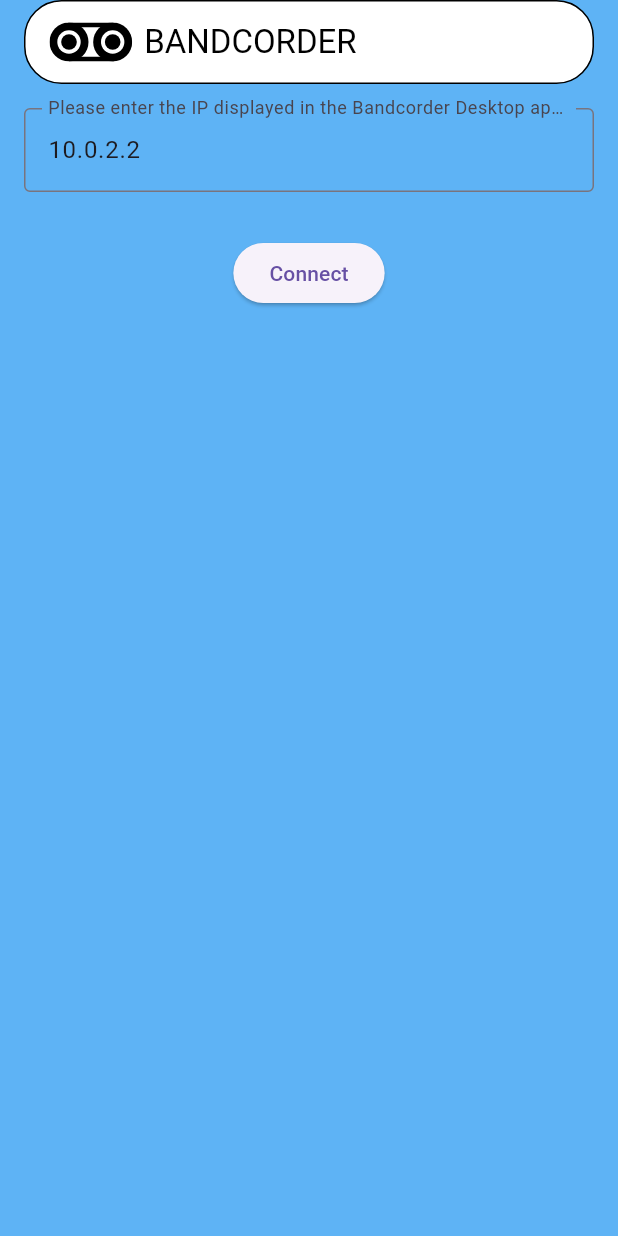
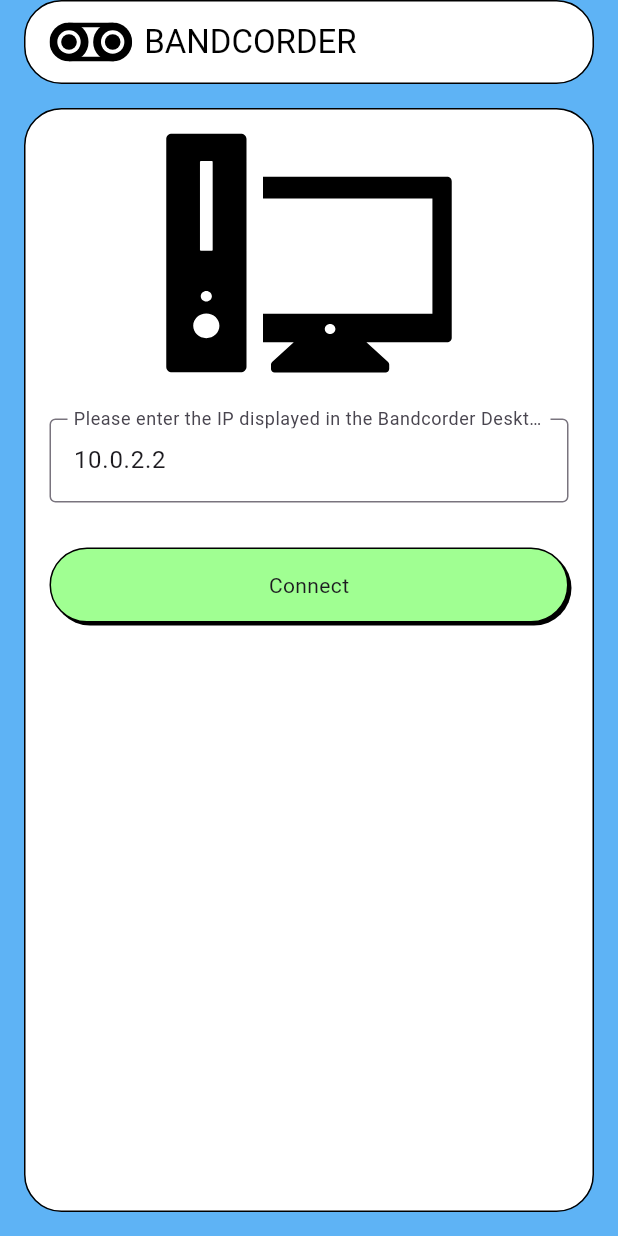
Before and after one commit to steffsommer/bandcorder, a Flutter app: the screen it shows after launch, on a phone screen of 412 x 824 dp. Run offline on Flutter 3.47's test engine with Material 3 defaults, Android fonts, the phone set to English and light mode, and no system bars; our stand-ins replace flutter_svg.

Commit message:
improved custom button styling

```diff
--- a/app/lib/contants.dart
+++ b/app/lib/contants.dart
@@ -9,4 +9,5 @@
 
   static var border = Border.all(color: Colors.black, width: 1);
   static var borderRadius = BorderRadius.circular(25);
+  static const padding = EdgeInsets.all(16.0);
 }
--- a/app/lib/pages/connect_page.dart
+++ b/app/lib/pages/connect_page.dart
@@ -1,6 +1,9 @@
+import 'package:bandcorder/contants.dart';
 import 'package:bandcorder/widgets/custom_app_bar.dart';
 import 'package:bandcorder/pages/record_page.dart';
+import 'package:bandcorder/widgets/custom_card.dart';
 import 'package:flutter/material.dart';
+import 'package:flutter_svg/svg.dart';
 import '../services/web_socket_service.dart';
 import '../widgets/custom_text_field.dart';
 import '../widgets/custom_button.dart';
@@ -20,11 +23,15 @@
   @override
   Widget build(BuildContext context) {
     return Scaffold(
-      appBar: CustomAppBar(),
+      appBar: const CustomAppBar(),
       body: Padding(
-        padding: const EdgeInsets.all(16.0),
+        padding: Constants.padding,
+        child: CustomCard(
           child: Column(
             children: [
+              SvgPicture.asset("assets/desktop_pc.svg",
+                  semanticsLabel: "Bandcorder logo", height: 160),
+              const SizedBox(height: 30),
               CustomTextField(
                 defaultValue: _textFieldValue,
                 labelText:
@@ -37,7 +44,10 @@
               ),
               const SizedBox(height: 30),
               CustomButton(
-              text: 'Connect',
+                color: Constants.colorGreen,
+                children: const [
+                  Text("Connect"),
+                ],
                 onPressed: () async {
                   await _socketService.connect(_textFieldValue);
                   Navigator.push(
@@ -51,6 +61,7 @@
             ],
           ),
         ),
+      ),
     );
   }
 }
--- a/app/lib/widgets/custom_button.dart
+++ b/app/lib/widgets/custom_button.dart
@@ -1,16 +1,43 @@
 import 'package:flutter/material.dart';
 
+import '../contants.dart';
+
 class CustomButton extends StatelessWidget {
-  final String text;
-  final VoidCallback onPressed;
+  final List<Widget> children;
+  final VoidCallback? onPressed;
+  final Color color;
 
-  const CustomButton({super.key, required this.text, required this.onPressed});
+  const CustomButton({
+    super.key,
+    required this.children,
+    this.onPressed,
+    required this.color,
+  });
 
   @override
   Widget build(BuildContext context) {
-    return ElevatedButton(
-      onPressed: onPressed,
-      child: Text(text),
+    return GestureDetector(
+      onTap: onPressed,
+      child: Container(
+        width: double.infinity,
+        height: 50,
+        decoration: BoxDecoration(
+          border: Constants.border,
+          borderRadius: Constants.borderRadius,
+          color: color,
+          boxShadow: const [
+            BoxShadow(
+              color: Colors.black,
+              offset: Offset(2, 2),
+              blurRadius: 0,
+            ),
+          ],
+        ),
+        child: Row(
+          mainAxisAlignment: MainAxisAlignment.center,
+          children: children,
+        ),
+      ),
     );
   }
 }
--- /dev/null
+++ b/app/lib/widgets/custom_card.dart
@@ -0,0 +1,23 @@
+import 'package:bandcorder/contants.dart';
+import 'package:flutter/cupertino.dart';
+
+class CustomCard extends StatelessWidget {
+  final Widget? child;
+
+  const CustomCard({super.key, this.child});
+
+  @override
+  Widget build(
+    BuildContext context,
+  ) {
+    return Container(
+      decoration: BoxDecoration(
+        color: Constants.colorSurface2,
+        border: Constants.border,
+        borderRadius: Constants.borderRadius,
+      ),
+      padding: Constants.padding,
+      child: child,
+    );
+  }
+}
--- a/app/pubspec.yaml
+++ b/app/pubspec.yaml
@@ -64,6 +64,7 @@
   # To add assets to your application, add an assets section, like this:
   assets:
     - assets/logo.svg
+    - assets/desktop_pc.svg
   #   - images/a_dot_ham.jpeg
 
   # An image asset can refer to one or more resolution-specific "variants", see
```
Also changed, not shown: app/assets/desktop_pc.svg (added). Lines whose indentation alone changed are shown as unchanged.
